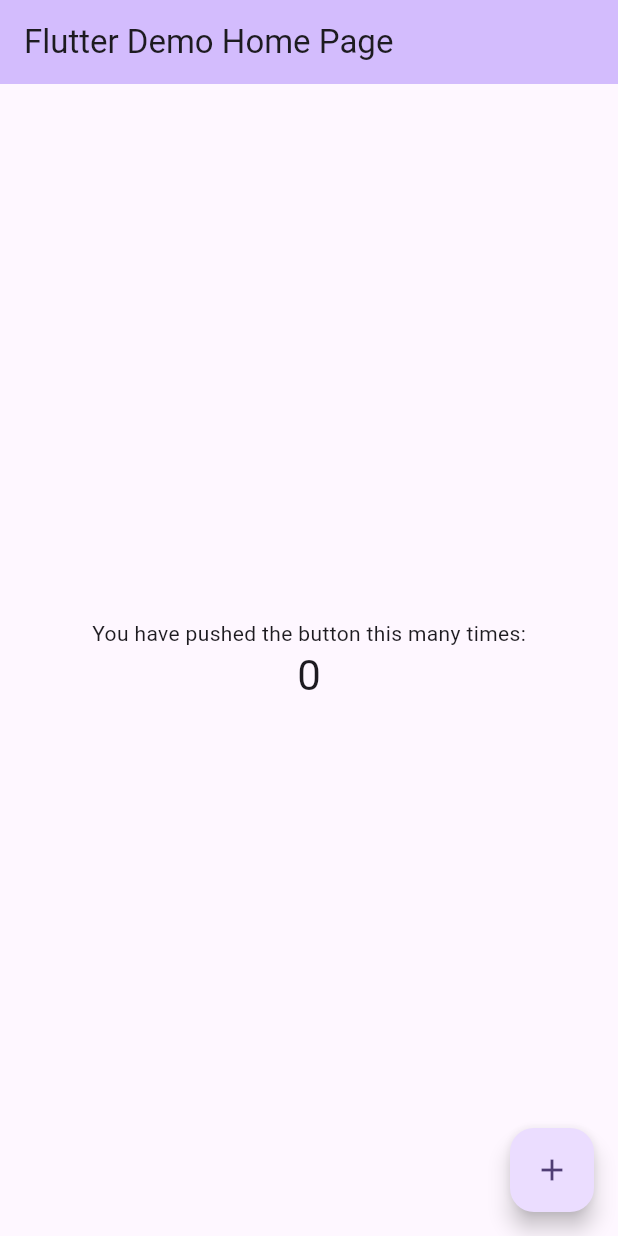
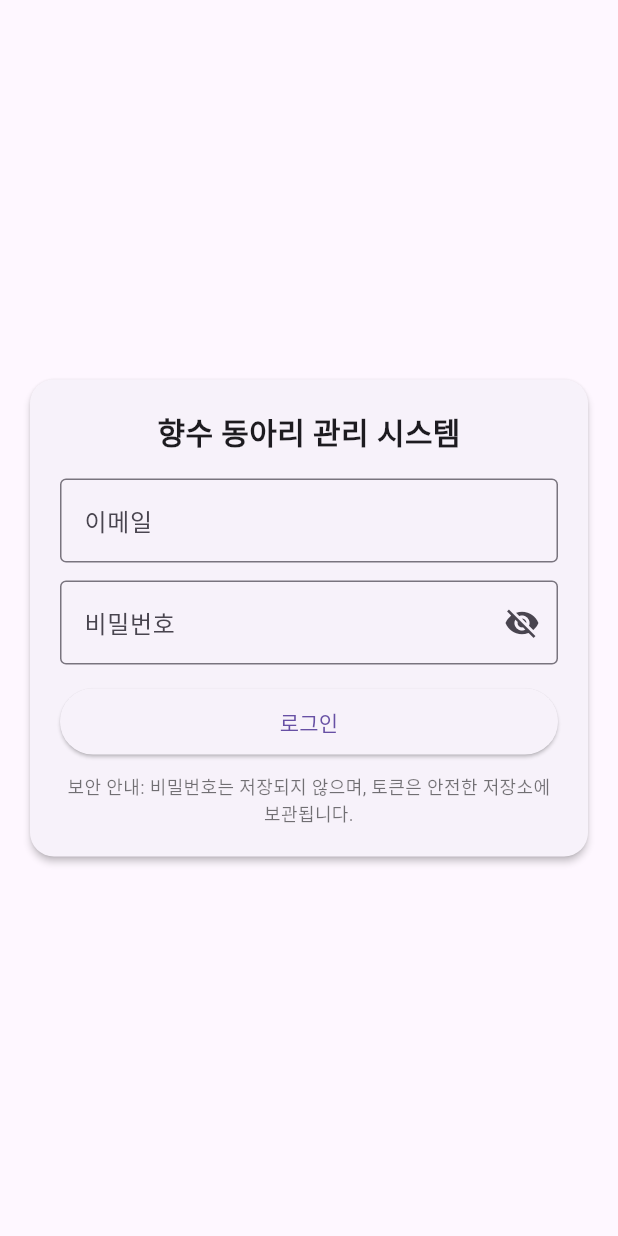
Before and after one commit to Perfume-club-management/sillage-web, a Flutter app: the screen it shows after launch, on a phone screen of 412 x 824 dp. Run offline on Flutter 3.47's test engine with Material 3 defaults, Android fonts, the phone set to English and light mode, and no system bars; our stand-ins replace dio, flutter_riverpod, flutter_secure_storage, go_router.

Commit message:
login test

```diff
--- /dev/null
+++ b/flutter_app/lib/app/router.dart
@@ -0,0 +1,58 @@
+import 'package:flutter/material.dart';
+import 'package:flutter_riverpod/flutter_riverpod.dart';
+import 'package:go_router/go_router.dart';
+
+import '../features/auth/application/auth_controller.dart';
+import '../features/auth/presentation/login_page.dart';
+
+final appRouterProvider = Provider<GoRouter>((ref) {
+  final auth = ref.watch(authControllerProvider);
+
+  return GoRouter(
+    initialLocation: '/login',
+    refreshListenable: GoRouterRefreshStream(ref.watch(authControllerProvider.notifier).stream),
+    redirect: (context, state) {
+      final loggedIn = auth.isAuthenticated;
+      final goingToLogin = state.matchedLocation == '/login';
+
+      if (!loggedIn && !goingToLogin) return '/login';
+      if (loggedIn && goingToLogin) return '/home';
+      return null;
+    },
+    routes: [
+      GoRoute(
+        path: '/login',
+        builder: (context, state) => const LoginPage(),
+      ),
+      GoRoute(
+        path: '/home',
+        builder: (context, state) => const _HomeStub(),
+      ),
+    ],
+  );
+});
+
+/// 지금은 stub. 로그인 성공 후 이동 확인용.
+class _HomeStub extends StatelessWidget {
+  const _HomeStub();
+
+  @override
+  Widget build(BuildContext context) {
+    return const Scaffold(
+      body: Center(child: Text('HOME (stub)')),
+    );
+  }
+}
+
+/// Riverpod 상태 변화를 go_router가 감지하도록 하는 어댑터
+class GoRouterRefreshStream extends ChangeNotifier {
+  GoRouterRefreshStream(Stream<dynamic> stream) {
+    _sub = stream.listen((_) => notifyListeners());
+  }
+  late final StreamSubscription<dynamic> _sub;
+  @override
+  void dispose() {
+    _sub.cancel();
+    super.dispose();
+  }
+}
--- /dev/null
+++ b/flutter_app/lib/app/theme.dart
@@ -0,0 +1,14 @@
+import 'package:flutter/material.dart';
+
+ThemeData appTheme() {
+  return ThemeData(
+    useMaterial3: true,
+    inputDecorationTheme: const InputDecorationTheme(
+      border: OutlineInputBorder(),
+    ),
+    cardTheme: CardTheme(
+      elevation: 2,
+      shape: RoundedRectangleBorder(borderRadius: BorderRadius.circular(16)),
+    ),
+  );
+}
--- /dev/null
+++ b/flutter_app/lib/features/auth/presentation/login_page.dart
@@ -0,0 +1,131 @@
+import 'package:flutter/material.dart';
+import 'package:flutter_riverpod/flutter_riverpod.dart';
+import '../application/auth_controller.dart';
+
+class LoginPage extends ConsumerStatefulWidget {
+  const LoginPage({super.key});
+
+  @override
+  ConsumerState<LoginPage> createState() => _LoginPageState();
+}
+
+class _LoginPageState extends ConsumerState<LoginPage> {
+  final _formKey = GlobalKey<FormState>();
+  final _email = TextEditingController();
+  final _password = TextEditingController();
+  bool _obscure = true;
+
+  @override
+  void dispose() {
+    _email.dispose();
+    _password.dispose();
+    super.dispose();
+  }
+
+  Future<void> _onLogin() async {
+    if (!(_formKey.currentState?.validate() ?? false)) return;
+    await ref.read(authControllerProvider.notifier).login(
+          email: _email.text.trim(),
+          password: _password.text,
+        );
+  }
+
+  @override
+  Widget build(BuildContext context) {
+    final auth = ref.watch(authControllerProvider);
+
+    final content = ConstrainedBox(
+      constraints: const BoxConstraints(maxWidth: 420),
+      child: Card(
+        child: Padding(
+          padding: const EdgeInsets.all(20),
+          child: Form(
+            key: _formKey,
+            child: Column(
+              mainAxisSize: MainAxisSize.min,
+              children: [
+                const Text('향수 동아리 관리 시스템', style: TextStyle(fontSize: 20, fontWeight: FontWeight.w700)),
+                const SizedBox(height: 16),
+
+                TextFormField(
+                  controller: _email,
+                  keyboardType: TextInputType.emailAddress,
+                  autofillHints: const [AutofillHints.username, AutofillHints.email],
+                  decoration: const InputDecoration(labelText: '이메일', hintText: 'name@tukorea.ac.kr'),
+                  validator: (v) {
+                    final s = (v ?? '').trim();
+                    if (s.isEmpty) return '이메일을 입력해주세요.';
+                    if (!s.contains('@')) return '이메일 형식이 올바르지 않습니다.';
+                    return null;
+                  },
+                ),
+                const SizedBox(height: 12),
+
+                TextFormField(
+                  controller: _password,
+                  obscureText: _obscure,
+                  autofillHints: const [AutofillHints.password],
+                  decoration: InputDecoration(
+                    labelText: '비밀번호',
+                    suffixIcon: IconButton(
+                      onPressed: () => setState(() => _obscure = !_obscure),
+                      icon: Icon(_obscure ? Icons.visibility_off : Icons.visibility),
+                    ),
+                  ),
+                  validator: (v) {
+                    final s = v ?? '';
+                    if (s.isEmpty) return '비밀번호를 입력해주세요.';
+                    if (s.length < 4) return '비밀번호가 너무 짧습니다.';
+                    return null;
+                  },
+                  onFieldSubmitted: (_) => _onLogin(),
+                ),
+                const SizedBox(height: 16),
+
+                if (auth.errorMessage != null) ...[
+                  Align(
+                    alignment: Alignment.centerLeft,
+                    child: Text(
+                      auth.errorMessage!.replaceFirst('Exception: ', ''),
+                      style: const TextStyle(color: Colors.red),
+                    ),
+                  ),
+                  const SizedBox(height: 12),
+                ],
+
+                SizedBox(
+                  width: double.infinity,
+                  height: 44,
+                  child: ElevatedButton(
+                    onPressed: auth.isLoading ? null : _onLogin,
+                    child: auth.isLoading
+                        ? const SizedBox(height: 18, width: 18, child: CircularProgressIndicator(strokeWidth: 2))
+                        : const Text('로그인'),
+                  ),
+                ),
+
+                const SizedBox(height: 12),
+                const Text(
+                  '보안 안내: 비밀번호는 저장되지 않으며, 토큰은 안전한 저장소에 보관됩니다.',
+                  style: TextStyle(fontSize: 12, color: Colors.black54),
+                  textAlign: TextAlign.center,
+                ),
+              ],
+            ),
+          ),
+        ),
+      ),
+    );
+
+    return Scaffold(
+      body: SafeArea(
+        child: Center(
+          child: Padding(
+            padding: const EdgeInsets.all(16),
+            child: content,
+          ),
+        ),
+      ),
+    );
+  }
+}
--- a/flutter_app/lib/main.dart
+++ b/flutter_app/lib/main.dart
@@ -1,122 +1,23 @@
 import 'package:flutter/material.dart';
+import 'package:flutter_riverpod/flutter_riverpod.dart';
+import 'app/router.dart';
+import 'app/theme.dart';
 
 void main() {
-  runApp(const MyApp());
+  WidgetsFlutterBinding.ensureInitialized();
+  runApp(const ProviderScope(child: PerfumeClubApp()));
 }
 
-class MyApp extends StatelessWidget {
-  const MyApp({super.key});
+class PerfumeClubApp extends ConsumerWidget {
+  const PerfumeClubApp({super.key});
 
-  // This widget is the root of your application.
   @override
-  Widget build(BuildContext context) {
-    return MaterialApp(
-      title: 'Flutter Demo',
-      theme: ThemeData(
-        // This is the theme of your application.
-        //
-        // TRY THIS: Try running your application with "flutter run". You'll see
-        // the application has a purple toolbar. Then, without quitting the app,
-        // try changing the seedColor in the colorScheme below to Colors.green
-        // and then invoke "hot reload" (save your changes or press the "hot
-        // reload" button in a Flutter-supported IDE, or press "r" if you used
-        // the command line to start the app).
-        //
-        // Notice that the counter didn't reset back to zero; the application
-        // state is not lost during the reload. To reset the state, use hot
-        // restart instead.
-        //
-        // This works for code too, not just values: Most code changes can be
-        // tested with just a hot reload.
-        colorScheme: .fromSeed(seedColor: Colors.deepPurple),
-      ),
-      home: const MyHomePage(title: 'Flutter Demo Home Page'),
+  Widget build(BuildContext context, WidgetRef ref) {
+    final router = ref.watch(appRouterProvider);
+    return MaterialApp.router(
+      debugShowCheckedModeBanner: false,
+      theme: appTheme(),
+      routerConfig: router,
     );
   }
 }
-
-class MyHomePage extends StatefulWidget {
-  const MyHomePage({super.key, required this.title});
-
-  // This widget is the home page of your application. It is stateful, meaning
-  // that it has a State object (defined below) that contains fields that affect
-  // how it looks.
-
-  // This class is the configuration for the state. It holds the values (in this
-  // case the title) provided by the parent (in this case the App widget) and
-  // used by the build method of the State. Fields in a Widget subclass are
-  // always marked "final".
-
-  final String title;
-
-  @override
-  State<MyHomePage> createState() => _MyHomePageState();
-}
-
-class _MyHomePageState extends State<MyHomePage> {
-  int _counter = 0;
-
-  void _incrementCounter() {
-    setState(() {
-      // This call to setState tells the Flutter framework that something has
-      // changed in this State, which causes it to rerun the build method below
-      // so that the display can reflect the updated values. If we changed
-      // _counter without calling setState(), then the build method would not be
-      // called again, and so nothing would appear to happen.
-      _counter++;
-    });
-  }
-
-  @override
-  Widget build(BuildContext context) {
-    // This method is rerun every time setState is called, for instance as done
-    // by the _incrementCounter method above.
-    //
-    // The Flutter framework has been optimized to make rerunning build methods
-    // fast, so that you can just rebuild anything that needs updating rather
-    // than having to individually change instances of widgets.
-    return Scaffold(
-      appBar: AppBar(
-        // TRY THIS: Try changing the color here to a specific color (to
-        // Colors.amber, perhaps?) and trigger a hot reload to see the AppBar
-        // change color while the other colors stay the same.
-        backgroundColor: Theme.of(context).colorScheme.inversePrimary,
-        // Here we take the value from the MyHomePage object that was created by
-        // the App.build method, and use it to set our appbar title.
-        title: Text(widget.title),
-      ),
-      body: Center(
-        // Center is a layout widget. It takes a single child and positions it
-        // in the middle of the parent.
-        child: Column(
-          // Column is also a layout widget. It takes a list of children and
-          // arranges them vertically. By default, it sizes itself to fit its
-          // children horizontally, and tries to be as tall as its parent.
-          //
-          // Column has various properties to control how it sizes itself and
-          // how it positions its children. Here we use mainAxisAlignment to
-          // center the children vertically; the main axis here is the vertical
-          // axis because Columns are vertical (the cross axis would be
-          // horizontal).
-          //
-          // TRY THIS: Invoke "debug painting" (choose the "Toggle Debug Paint"
-          // action in the IDE, or press "p" in the console), to see the
-          // wireframe for each widget.
-          mainAxisAlignment: .center,
-          children: [
-            const Text('You have pushed the button this many times:'),
-            Text(
-              '$_counter',
-              style: Theme.of(context).textTheme.headlineMedium,
-            ),
-          ],
-        ),
-      ),
-      floatingActionButton: FloatingActionButton(
-        onPressed: _incrementCounter,
-        tooltip: 'Increment',
-        child: const Icon(Icons.add),
-      ),
-    );
-  }
-}
--- a/flutter_app/pubspec.yaml
+++ b/flutter_app/pubspec.yaml
@@ -31,6 +31,11 @@ dependencies:
   flutter:
     sdk: flutter
 
+  # 프로젝트 기본 토대를 위한 라이브러리 의존성 추가
+  flutter_riverpod: ^2.5.1
+  go_router: ^14.2.0
+  dio: ^5.5.0
+  flutter_secure_storage: ^9.2.2
   # The following adds the Cupertino Icons font to your application.
   # Use with the CupertinoIcons class for iOS style icons.
   cupertino_icons: ^1.0.8
```
Also changed, not shown: flutter_app/lib/core/network/dio_provider.dart (added, +18 -0 lines), flutter_app/lib/core/storage/secure_token_storage.dart (added, +23 -0 lines), flutter_app/lib/features/auth/application/auth_controller.dart (added, +58 -0 lines), flutter_app/lib/features/auth/application/auth_state.dart (added, +34 -0 lines), flutter_app/lib/features/auth/data/auth_repository_mock.dart (added, +62 -0 lines), flutter_app/lib/features/auth/domain/auth_repository.dart (added, +8 -0 lines).
